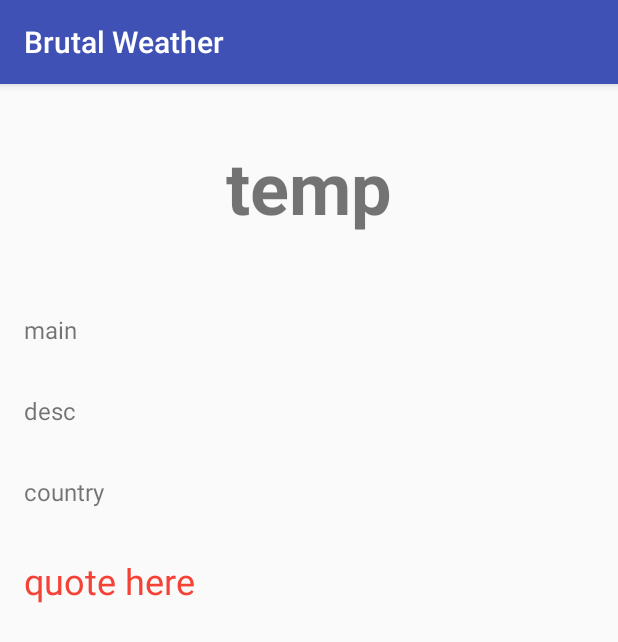
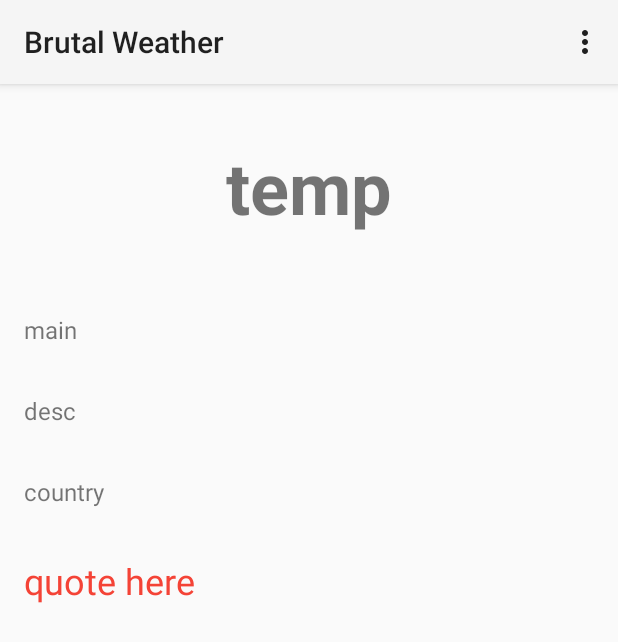
Before and after one commit to azaidi4/BrutalWeather, an Android app: the screen it shows after launch (MainActivity), on a phone screen of 412 x 824 dp. Shown: the top 642 px of the screen. Run offline under Robolectric (Android 15) with nearby library versions, the phone set to English and light mode, and no system bars; 1 statement that could not run was skipped.

Commit message:
Added color picker for Widget

```diff
--- a/app/src/main/AndroidManifest.xml
+++ b/app/src/main/AndroidManifest.xml
@@ -11,7 +11,7 @@
         android:label="@string/app_name"
         android:roundIcon="@mipmap/ic_launcher_round"
         android:supportsRtl="true"
-        android:theme="@style/AppTheme">
+        android:theme="@style/Theme.AppCompat.Light.NoActionBar">
         <activity android:name=".MainActivity">
             <intent-filter>
                 <action android:name="android.intent.action.MAIN" />
@@ -30,6 +30,10 @@
                 android:resource="@xml/weather_widget_provider_info" />
         </receiver>
 
+        <activity
+            android:name=".SettingsActivity"
+            android:label="@string/title_activity_settings">
+        </activity>
     </application>
 
 </manifest>
--- a/app/src/main/java/com/azcorp/brutalweather/MainActivity.java
+++ b/app/src/main/java/com/azcorp/brutalweather/MainActivity.java
@@ -2,6 +2,7 @@ package com.azcorp.brutalweather;
 
 import android.Manifest;
 import android.content.Context;
+import android.content.Intent;
 import android.content.SharedPreferences;
 import android.content.res.Resources;
 import android.graphics.Bitmap;
@@ -11,12 +12,16 @@ import android.graphics.drawable.Drawable;
 import android.location.Location;
 import android.os.AsyncTask;
 import android.os.Bundle;
+import android.preference.PreferenceManager;
 import android.support.v4.app.ActivityCompat;
 import android.support.v4.content.ContextCompat;
 import android.support.v7.app.AppCompatActivity;
+import android.support.v7.widget.Toolbar;
 import android.util.Log;
+import android.view.Menu;
+import android.view.MenuInflater;
+import android.view.MenuItem;
 import android.widget.TextView;
-import android.widget.Toast;
 
 import org.json.JSONArray;
 import org.json.JSONException;
@@ -37,13 +42,16 @@ public class MainActivity extends AppCompatActivity {
     final static String LOG_TAG = MainActivity.class.getSimpleName();
     final static String OPENWEATHER_URL = "http://api.openweathermap.org/data/2.5/weather?lat={lat}&lon={lon}&appid=80bc327138765b4192f811176b725ebe";
     final static String WEATHER_ICON_URL = "http://openweathermap.org/img/w/";
-
     public static final int MY_PERMISSIONS_REQUEST_LOCATION = 1;
 
     @Override
     protected void onCreate(Bundle savedInstanceState) {
         super.onCreate(savedInstanceState);
         setContentView(R.layout.activity_main);
+
+        Toolbar toolbar = (Toolbar) findViewById(R.id.my_toolbar);
+        setSupportActionBar(toolbar);
+        PreferenceManager.setDefaultValues(this, R.xml.preferences, false);
 
         WeatherAsyncTask task = new WeatherAsyncTask();
         task.execute(updateApiCallUrl());
@@ -57,7 +65,7 @@ public class MainActivity extends AppCompatActivity {
                 JSONArray weatherJson = root.getJSONArray("weather");
                 JSONObject mainJson = root.getJSONObject("main");
 
-                double weatherTemp = (mainJson.getDouble("temp") - 273.15);
+                int weatherTemp = (int) (mainJson.getDouble("temp") - 273.15);
                 String weatherTMain = weatherJson.getJSONObject(0).getString("main");
                 String weatherDesc = weatherJson.getJSONObject(0).getString("description");
                 String weatherCountry = root.getString("name");
@@ -72,6 +80,7 @@ public class MainActivity extends AppCompatActivity {
         }
         return null;
     }
+
 
     //    @Override
 //    public void onRequestPermissionsResult(int requestCode, @NonNull String[] permissions, @NonNull int[] grantResults) {
@@ -103,8 +112,6 @@ public class MainActivity extends AppCompatActivity {
             String lon = Double.toString(l.getLongitude());
 
             Log.i(LOG_TAG, "updateApiCallUrl: " + lat + lon);
-
-            Toast.makeText(getApplicationContext(), "URL Updated", Toast.LENGTH_LONG).show();
             return url.replace("{lat}", lat).replace("{lon}", lon);
         }
         return null;
@@ -118,8 +125,7 @@ public class MainActivity extends AppCompatActivity {
         TextView country = (TextView) findViewById(R.id.country_text_view);
         TextView quote = (TextView) findViewById(R.id.quote);
 
-        temp.setText(String.valueOf((int) Math.floor(weather.getTemperature()))
-                + (char) 0x00B0 + weather.getUnit());
+        temp.setText(String.valueOf(weather.getTemperature()) + (char) 0x00B0 + weather.getUnit());
 
         //Setting appropriate icon for weather
         weather.getWeatherIcon().setBounds(0, 0, 200, 200);
@@ -133,6 +139,8 @@ public class MainActivity extends AppCompatActivity {
         SharedPreferences sharedPref = this.getSharedPreferences("myprefs", Context.MODE_PRIVATE);
         SharedPreferences.Editor editor = sharedPref.edit();
         editor.putString("phrase", weather.getWeatherPhrase());
+        editor.putString("temperature", String.valueOf(weather.getTemperature())
+                + (char) 0x00B0 + weather.getUnit());
         editor.apply();
 
     }
@@ -257,4 +265,22 @@ public class MainActivity extends AppCompatActivity {
 
     }
 
+    @Override
+    public boolean onOptionsItemSelected(MenuItem item) {
+        if (item.getItemId() == R.id.action_settings){
+            Intent intent = new Intent(this, SettingsActivity.class);
+            startActivity(intent);
+            return true;
+        }
+        else {
+            return super.onOptionsItemSelected(item);
+        }
+    }
+
+    @Override
+    public boolean onCreateOptionsMenu(Menu menu) {
+        MenuInflater inflater = getMenuInflater();
+        inflater.inflate(R.menu.action_menu, menu);
+        return super.onCreateOptionsMenu(menu);
+    }
 }
--- a/app/src/main/java/com/azcorp/brutalweather/Weather.java
+++ b/app/src/main/java/com/azcorp/brutalweather/Weather.java
@@ -8,7 +8,7 @@ import android.graphics.drawable.Drawable;
 
 class Weather {
 
-    private double temperature;
+    private int temperature;
     private String main;
     private String description;
     private String country;
@@ -17,7 +17,7 @@ class Weather {
     private String imageResourceID;
     private Drawable weatherIcon;
 
-    Weather(double temp, String main, String description, String country, String unit, String ID) {
+    Weather(int temp, String main, String description, String country, String unit, String ID) {
         this.temperature = temp;
         this.main = main;
         this.description = description;
@@ -27,7 +27,7 @@ class Weather {
         this.imageResourceID = ID;
     }
 
-    double getTemperature() {
+    int getTemperature() {
         return temperature;
     }
 
--- a/app/src/main/res/layout/activity_main.xml
+++ b/app/src/main/res/layout/activity_main.xml
@@ -1,23 +1,28 @@
 <?xml version="1.0" encoding="utf-8"?>
 <LinearLayout xmlns:android="http://schemas.android.com/apk/res/android"
-    xmlns:tools="http://schemas.android.com/tools"
+    xmlns:app="http://schemas.android.com/apk/res-auto"
     android:layout_width="match_parent"
     android:layout_height="match_parent"
-    android:orientation="vertical"
-    tools:context="com.azcorp.brutalweather.MainActivity">
+    android:orientation="vertical">
 
+    <android.support.v7.widget.Toolbar
+        android:id="@+id/my_toolbar"
+        android:layout_width="match_parent"
+        android:layout_height="?attr/actionBarSize"
+        android:background="?attr/colorPrimary"
+        android:elevation="4dp"
+        android:theme="@style/ThemeOverlay.AppCompat.ActionBar" />
 
     <TextView
         android:id="@+id/temp_text_view"
         android:layout_width="wrap_content"
         android:layout_height="wrap_content"
         android:layout_gravity="center_horizontal"
+        android:drawablePadding="10dp"
         android:padding="36dp"
         android:text="temp"
         android:textSize="48sp"
-        android:textStyle="bold"
-        android:drawablePadding="10dp"/>
-
+        android:textStyle="bold" />
 
     <TextView
         android:id="@+id/main_text_view"
@@ -26,6 +31,7 @@
         android:padding="16dp"
         android:text="main"
         android:textSize="16sp" />
+
     <TextView
         android:id="@+id/description_text_view"
         android:layout_width="wrap_content"
--- /dev/null
+++ b/app/src/main/res/menu/action_menu.xml
@@ -0,0 +1,8 @@
+<?xml version="1.0" encoding="utf-8"?>
+<menu xmlns:android="http://schemas.android.com/apk/res/android"
+    xmlns:app="http://schemas.android.com/apk/res-auto">
+
+    <item android:id="@+id/action_settings"
+        android:title="@string/menu_settings"
+        app:showAsAction="never"/>
+</menu>
--- a/app/src/main/res/values/strings.xml
+++ b/app/src/main/res/values/strings.xml
@@ -5,12 +5,20 @@
         <item>Caution! Phone might melt (Not cause you\'re hot)</item>
         <item>You\'ll be tired of Mothafucking sweat on your Mothafucking face</item>
         <item>It\'s a bonfire, turn the A/C on, \nSun burnin\' everything you muthafuckas talk about</item>
+        <item></item>
     </string-array>
 
     <string-array name="above30to40">
         <item>It\'s above 30. DAMN</item>
         <item>Pretty hot, but your balls should be alright</item>
+        <item>You\'re gonna be LITTY</item>
+        <item></item>
     </string-array>
     <string name="appwidget_text">Saucy quote of the day</string>
+    <string name="menu_settings">Settings</string>
+    <string name="title_activity_settings">Settings</string>
+
+    <!-- Strings related to Settings -->
+    <string name="pref_header_widget">Widget Configuration</string>
 
 </resources>
--- a/app/src/main/res/values/styles.xml
+++ b/app/src/main/res/values/styles.xml
@@ -1,11 +1,10 @@
 <resources>
 
     <!-- Base application theme. -->
-    <style name="AppTheme" parent="Theme.AppCompat.Light.DarkActionBar">
+    <style name="AppTheme" parent="Base.Theme.AppCompat.Light.DarkActionBar">
         <!-- Customize your theme here. -->
         <item name="colorPrimary">@color/colorPrimary</item>
         <item name="colorPrimaryDark">@color/colorPrimaryDark</item>
         <item name="colorAccent">@color/colorAccent</item>
     </style>
-
 </resources>
--- a/app/src/main/res/xml/weather_widget_provider_info.xml
+++ b/app/src/main/res/xml/weather_widget_provider_info.xml
@@ -7,4 +7,4 @@
     android:previewImage="@drawable/example_appwidget_preview"
     android:resizeMode="horizontal|vertical"
     android:updatePeriodMillis="3600000"
-    android:widgetCategory="home_screen"/>
+    android:widgetCategory="home_screen" />
```
Also changed, not shown: app/build.gradle (+10 -1 lines), app/src/main/java/com/azcorp/brutalweather/SettingsActivity.java (added, +31 -0 lines), app/src/main/java/com/azcorp/brutalweather/WeatherWidgetProvider.java (+4 -4 lines), app/src/main/java/com/azcorp/brutalweather/WidgetColorPreference.java (added, +127 -0 lines), app/src/main/res/drawable/ic_info_black_24dp.xml (added, +9 -0 lines), app/src/main/res/drawable/ic_notifications_black_24dp.xml (added, +9 -0 lines), app/src/main/res/drawable/ic_sync_black_24dp.xml (added, +9 -0 lines), app/src/main/res/layout/weather_widget_provider.xml (+17 -8 lines), 1 other file.
